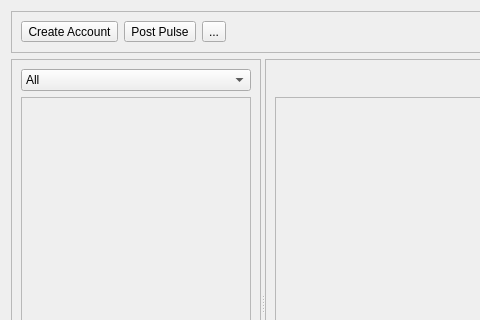
Before: the Qt Designer form retroshare-gui/src/gui/TheWire/WireDialog.ui in RetroShare/RetroShare, drawn with Qt 5; both pictures show x 0 to 480 and y 0 to 320 of the 726 by 557 pixel window.
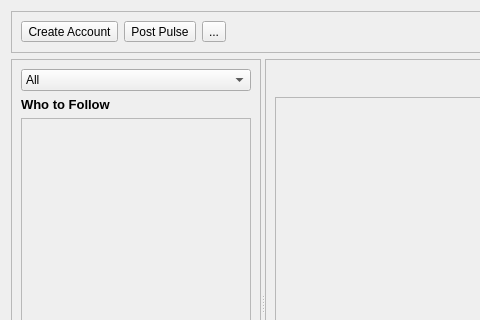
After: the same form once the commit is applied. Icons and pictures are not drawn.

The edit to the form file:
```diff
--- a/retroshare-gui/src/gui/TheWire/WireDialog.ui
+++ b/retroshare-gui/src/gui/TheWire/WireDialog.ui
@@ -153,6 +153,20 @@
          </item>
         </widget>
        </item>
+       <item>
+        <widget class="QLabel" name="followLabel">
+         <property name="font">
+          <font>
+           <pointsize>10</pointsize>
+           <weight>75</weight>
+           <bold>true</bold>
+          </font>
+         </property>
+         <property name="text">
+          <string>Who to Follow</string>
+         </property>
+        </widget>
+       </item>
        <item>
         <widget class="QScrollArea" name="scrollArea_2">
          <property name="widgetResizable">
@@ -163,8 +177,8 @@
            <rect>
             <x>0</x>
             <y>0</y>
-            <width>231</width>
-            <height>435</height>
+            <width>228</width>
+            <height>421</height>
            </rect>
           </property>
           <layout class="QVBoxLayout" name="verticalLayout_4">
```
Left out of the diff: 21 changed lines with no effect on the pictures.
